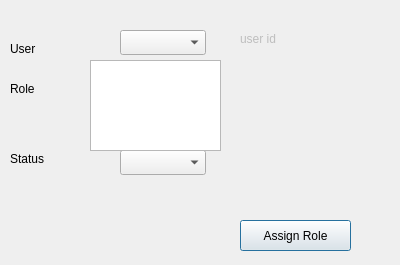
Qt form presentation/authorization_ui/assignUserToRole.ui (shymaa123456/HyperPOS2020) before a commit.
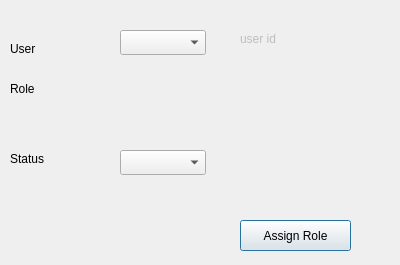
The same form after that commit.

Patch:
```diff
--- a/presentation/authorization_ui/assignUserToRole.ui
+++ b/presentation/authorization_ui/assignUserToRole.ui
@@ -129,16 +129,6 @@
     <string/>
    </property>
   </widget>
-  <widget class="QListWidget" name="CMB_roleName">
-   <property name="geometry">
-    <rect>
-     <x>90</x>
-     <y>60</y>
-     <width>131</width>
-     <height>91</height>
-    </rect>
-   </property>
-  </widget>
  </widget>
  <resources/>
  <connections/>
```
